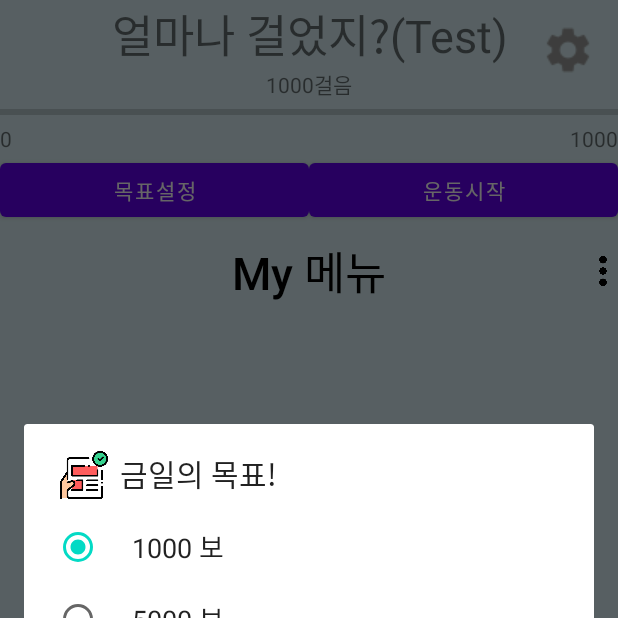
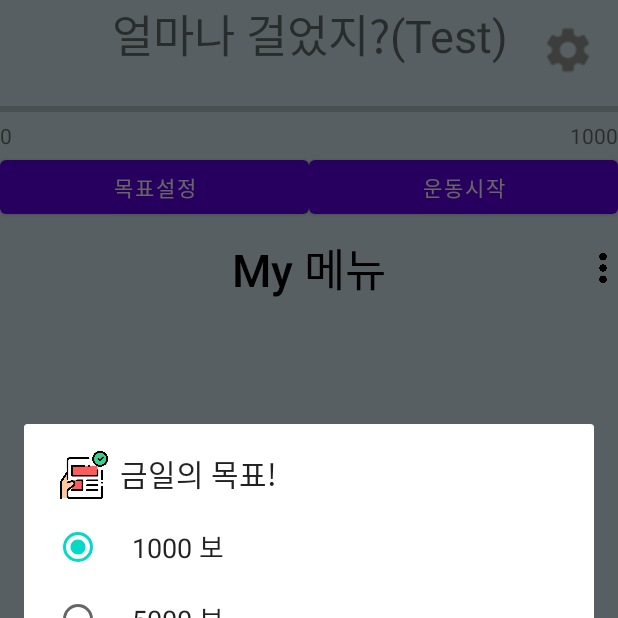
Before and after one commit to musichead99/GFW1, an Android app: the fragment FA_frag1 placed in its activity, after a tap on "목표설정", on a phone screen of 412 x 824 dp, the top half of it. Run offline under Robolectric (Android 15) with nearby library versions, the light colour scheme and no system bars; libraries missing offline, so code that uses them is left out: com.github.mikephil.charting, com.tbuonomo.viewpagerdotsindicator; 25 statements that could not run were skipped.

Commit message:
Youngwoo Laptop->Descktop
노트북에서 잠시 작업하던 내용 올립니다.
큰 변동사항은 없고 상태탭에서 걸음수 부분은 Mymenu에서 제거했습니다.
(기본적으로 보여주는 활동 정보임으로 항상 보여주도록 하였습니다.)

```diff
--- a/2021_2_front/210830_CapstoneDesign/app/src/main/java/com/example/capstonedesign/home_fragments/FA_frag1.java
+++ b/2021_2_front/210830_CapstoneDesign/app/src/main/java/com/example/capstonedesign/home_fragments/FA_frag1.java
@@ -1,11 +1,14 @@
 package com.example.capstonedesign.home_fragments;
 
+import android.content.Context;
 import android.os.Bundle;
+import android.util.Log;
 import android.view.LayoutInflater;
 import android.view.View;
 import android.view.ViewGroup;
 import android.widget.ToggleButton;
 
+import androidx.annotation.NonNull;
 import androidx.fragment.app.Fragment;
 
 import com.example.capstonedesign.R;
@@ -16,15 +19,35 @@ import com.github.mikephil.charting.data.Entry;
 import com.github.mikephil.charting.data.LineData;
 import com.github.mikephil.charting.data.LineDataSet;
 import com.github.mikephil.charting.formatter.ValueFormatter;
+import com.google.android.gms.auth.api.signin.GoogleSignIn;
+import com.google.android.gms.fitness.Fitness;
+import com.google.android.gms.fitness.FitnessOptions;
+import com.google.android.gms.fitness.data.DataType;
+import com.google.android.gms.tasks.OnCompleteListener;
+import com.google.android.gms.tasks.Task;
 
 import java.util.ArrayList;
 
 public class FA_frag1 extends Fragment {
     // LineChart를 가르킬 변수.
     private LineChart lineChart;
+    private boolean WEEK = false;
+    private boolean MONTH = true;
+    private String TAG = "Google Fit Step Count Delta Subscription";
 
     public View onCreateView(LayoutInflater inflater,ViewGroup container, Bundle savedInstanceState) {
         ViewGroup rootView = (ViewGroup) inflater.inflate(R.layout.fa_frag1,container,false);
+
+
+        Context appContext = rootView.getContext().getApplicationContext();
+
+        /** Google fit 데이터 불러오기. **/
+        FitnessOptions fitnessOptions =
+                FitnessOptions.builder()
+                        .addDataType(DataType.TYPE_STEP_COUNT_DELTA,FitnessOptions.ACCESS_READ)
+                        .build();
+
+        AccessGoogleFit(fitnessOptions,appContext,WEEK);
 
         ToggleButton toggle_btn = rootView.findViewById(R.id.toggleButton);
 
@@ -76,4 +99,22 @@ public class FA_frag1 extends Fragment {
 
         return rootView;
     }
+
+    public void AccessGoogleFit(FitnessOptions fitnessOptions, Context appContext, boolean typeOfGraph){
+
+        Fitness.getRecordingClient(getActivity(), GoogleSignIn.getLastSignedInAccount(appContext))
+                .subscribe(DataType.TYPE_STEP_COUNT_DELTA)
+                .addOnCompleteListener(
+                        new OnCompleteListener<Void>() {
+                            @Override
+                            public void onComplete(@NonNull Task<Void> task) {
+                                if (task.isSuccessful()) {
+                                    Log.d(TAG, "TYPE_STEP_COUNT_DELTA | Successfully subscribed!");
+                                    readStepData(appContext,fitnessOptions);
+                                } else {
+                                    Log.d(TAG, "There was a problem subscribing.", task.getException());
+                                }
+                            }
+                        });
+    }
 }
--- a/2021_2_front/210830_CapstoneDesign/app/src/main/java/com/example/capstonedesign/home_fragments/FA_frag2.java
+++ b/2021_2_front/210830_CapstoneDesign/app/src/main/java/com/example/capstonedesign/home_fragments/FA_frag2.java
@@ -8,10 +8,20 @@ import android.view.ViewGroup;
 import androidx.fragment.app.Fragment;
 
 import com.example.capstonedesign.R;
+import com.google.android.gms.fitness.FitnessOptions;
+import com.google.android.gms.fitness.data.DataType;
 
 public class FA_frag2 extends Fragment {
 
     public View onCreateView(LayoutInflater inflater,ViewGroup container, Bundle savedInstanceState) {
-        return inflater.inflate(R.layout.fa_frag2,container,false);
+        ViewGroup rootView = (ViewGroup)inflater.inflate(R.layout.fa_frag2,container,false);
+
+        FitnessOptions fitnessOptions =
+                FitnessOptions.builder()
+                        .addDataType(DataType.TYPE_CALORIES_EXPENDED,FitnessOptions.ACCESS_READ)
+                        .build();
+
+
+        return rootView;
     }
 }
--- a/2021_2_front/210830_CapstoneDesign/app/src/main/java/com/example/capstonedesign/home_fragments/FA_frag3.java
+++ b/2021_2_front/210830_CapstoneDesign/app/src/main/java/com/example/capstonedesign/home_fragments/FA_frag3.java
@@ -8,10 +8,18 @@ import android.view.ViewGroup;
 import androidx.fragment.app.Fragment;
 
 import com.example.capstonedesign.R;
+import com.google.android.gms.fitness.FitnessOptions;
+import com.google.android.gms.fitness.data.DataType;
 
 public class FA_frag3 extends Fragment {
 
     public View onCreateView(LayoutInflater inflater,ViewGroup container, Bundle savedInstanceState) {
-        return inflater.inflate(R.layout.fa_frag3,container,false);
+        ViewGroup rootView = (ViewGroup)inflater.inflate(R.layout.fa_frag3,container,false);
+
+        FitnessOptions fitnessOptions = FitnessOptions.builder()
+                .addDataType(DataType.TYPE_DISTANCE_DELTA,FitnessOptions.ACCESS_READ)
+                .build();
+
+        return rootView;
     }
 }
--- a/2021_2_front/210830_CapstoneDesign/app/src/main/java/com/example/capstonedesign/home_fragments/FS.java
+++ b/2021_2_front/210830_CapstoneDesign/app/src/main/java/com/example/capstonedesign/home_fragments/FS.java
@@ -61,6 +61,7 @@ public class FS extends Fragment {
     Context mContext;
     private static String name_btn_goal = "btn_goal";
     TextView text_goal;
+    TextView current_step;
 
     /** Dialog에서 String 형태로 인자 전달을 위해 choice는 String으로 하고 int 값은 따로 저장. **/
     final String[] goal_choice = {"1000 보","5000 보","10000 보"};
@@ -74,17 +75,16 @@ public class FS extends Fragment {
 
     /** My메뉴 **/
     String myMenuName = "Mymenu";
-    String[] choiceArray = new String[] {"걸음수","소모 칼로리","거리","평균 속도"};
+    String[] choiceArray = new String[] {"소모 칼로리","거리","평균 속도"};
     boolean[] checkArray; // MyMenu에서 볼 정보들에 대한 정보 저장.
     int[] textViewIds = new int[]{ViewCompat.generateViewId(),ViewCompat.generateViewId(),ViewCompat.generateViewId(),ViewCompat.generateViewId()};
 
     /** Google Fit **/
     public static final String TAG = "Google Fit";
     public static final String OAUTH_TAG = "REQUEST_OAUTH_REQUEST";
-    public static final int STEP_LISTENER = 0;
-    public static final int CAL_LISTENER = 1;
-    public static final int DIS_LISTENER = 2;
-    public static final int SPD_LISTENER = 3;
+    public static final int CAL_LISTENER = 0;
+    public static final int DIS_LISTENER = 1;
+    public static final int SPD_LISTENER = 2;
     private static final int REQUEST_OAUTH_REQUEST_CODE = 0x1001;
     private TextView step = null;
     private TextView calories = null;
@@ -100,12 +100,11 @@ public class FS extends Fragment {
         mContext = getContext();
 
         /** SensorClient에 등록된 Listener를 제거해주기 위함.
-         * index [0] : Step Listener
-         * index [1] : Calories Listener
-         * index [2] : Distance Listener
-         * index [3] : Speed Listener
+         * index [0] : Calories Listener
+         * index [1] : Distance Listener
+         * index [2] : Speed Listener
          * **/
-        OnDataPointListener[] ListenerManager = new OnDataPointListener[4];
+        OnDataPointListener[] ListenerManager = new OnDataPointListener[3];
 
         // App의 Context를 저장.
         Context appContext = getActivity().getApplicationContext();
@@ -143,6 +142,8 @@ public class FS extends Fragment {
             PreferenceManager.setInt(mContext,pref_goal,goalStep);
             PreferenceManager.setInt(mContext,pref_goalIndex,0);
         }
+        /** 현재 걸음수 텍스트 **/
+        current_step = rootView.findViewById(R.id.current_step);
 
         /** 목표 걸음수 ProgressBar 초기 세팅 **/
         progressBar = rootView.findViewById(R.id.progressbar_goal);
@@ -207,7 +208,7 @@ public class FS extends Fragment {
         textViewContainer.removeAllViews();
 
         // 기존의 Listener들을 전부 제거해줌.
-        for(int index = 0;index < 4 ; index++){
+        for(int index = 0;index < 3 ; index++){
             if(ListenerManager[index] != null)
             {
                 Fitness.getSensorsClient(getContext(),GoogleSignIn.getAccountForExtension(appContext, fitnessOptions))
@@ -300,8 +301,7 @@ public class FS extends Fragment {
         dialog.show();
     }
     public void setMyMenuData(Context appContext, FitnessOptions fitnessOptions,TextView textView,int index,OnDataPointListener[] ListenerManager){
-        switch(index){
-            case 0:
+        // this is the very basic information that we should be listening to at all time.
         Fitness.getRecordingClient(getActivity(), GoogleSignIn.getLastSignedInAccount(appContext))
                 .subscribe(DataType.TYPE_STEP_COUNT_DELTA)
                 .addOnCompleteListener(
@@ -310,14 +310,14 @@ public class FS extends Fragment {
                             public void onComplete(@NonNull Task<Void> task) {
                                 if (task.isSuccessful()) {
                                     Log.d(TAG, "TYPE_STEP_COUNT_DELTA | Successfully subscribed!");
-                                            readStepData(appContext,textView,fitnessOptions,ListenerManager);
+                                    readStepData(appContext,textView,fitnessOptions);
                                 } else {
                                     Log.d(TAG, "There was a problem subscribing.", task.getException());
                                 }
                             }
                         });
-                break;
-            case 1:
+        switch(index){
+            case 0:
                 Fitness.getRecordingClient(getActivity(), GoogleSignIn.getLastSignedInAccount(appContext))
                         .subscribe(DataType.TYPE_CALORIES_EXPENDED)
                         .addOnCompleteListener(
@@ -333,7 +333,7 @@ public class FS extends Fragment {
                                     }
                                 });
                 break;
-            case 2:
+            case 1:
                 Fitness.getRecordingClient(getActivity(), GoogleSignIn.getLastSignedInAccount(appContext))
                         .subscribe(DataType.TYPE_DISTANCE_DELTA)
                         .addOnCompleteListener(
@@ -349,7 +349,7 @@ public class FS extends Fragment {
                                     }
                                 });
                 break;
-            case 3:
+            case 2:
                 Fitness.getRecordingClient(getActivity(), GoogleSignIn.getLastSignedInAccount(appContext))
                         .subscribe(DataType.TYPE_SPEED)
                         .addOnCompleteListener(
@@ -367,7 +367,7 @@ public class FS extends Fragment {
                 break;
         }
     }
-    public void readStepData(Context appContext, TextView textView, FitnessOptions fitnessOptions,OnDataPointListener[] ListenerManager){
+    public void readStepData(Context appContext, TextView textView, FitnessOptions fitnessOptions){
         Log.d("readStepData"," In");
         Fitness.getHistoryClient(getContext(), GoogleSignIn.getLastSignedInAccount(appContext))
                 .readDailyTotal(DataType.TYPE_STEP_COUNT_DELTA)
@@ -386,6 +386,7 @@ public class FS extends Fragment {
                                     }
                                 }
                                 textView.setText("걸음수 : " + String.valueOf(userInputSteps));
+                                current_step.setText(String.valueOf(userInputSteps)+" 걸음");
                                 progressBar.setProgress(userInputSteps); // ProgressBar update
                             }
                         })
@@ -408,9 +409,9 @@ public class FS extends Fragment {
                 }
             }
             textView.setText("걸음수 : "+String.valueOf(userInputSteps));
+            current_step.setText(String.valueOf(userInputSteps)+" 걸음");
             progressBar.setProgress(userInputSteps);
         };
-        ListenerManager[STEP_LISTENER] = listener;
 
         Fitness.getSensorsClient(getContext(), GoogleSignIn.getAccountForExtension(appContext, fitnessOptions))
                 .add(
@@ -443,7 +444,7 @@ public class FS extends Fragment {
                                         }
                                     }
                                 }
-                                textView.setText("소모 칼로리 : " + String.valueOf(userInputCalories));
+                                textView.setText("소모 칼로리 : " + String.valueOf(userInputCalories) + " Kcal");
                             }
                         })
                 .addOnFailureListener(
@@ -464,7 +465,7 @@ public class FS extends Fragment {
                     userInputCalories += steps;
                 }
             }
-            textView.setText("소모 칼로리 : "+String.valueOf(userInputCalories));
+            textView.setText("소모 칼로리 : "+String.valueOf(userInputCalories) + " Kcal");
         };
         ListenerManager[CAL_LISTENER] = listener;
 
@@ -499,7 +500,7 @@ public class FS extends Fragment {
                                         }
                                     }
                                 }
-                                textView.setText("이동 거리 : "+String.valueOf(userInputDistance));
+                                textView.setText("이동 거리 : "+String.valueOf(userInputDistance) +" m");
                             }
                         })
                 .addOnFailureListener(
@@ -521,7 +522,7 @@ public class FS extends Fragment {
                     userInputDistance += dis;
                 }
             }
-            textView.setText("이동 거리 : "+String.valueOf(userInputDistance));
+            textView.setText("이동 거리 : "+String.valueOf(userInputDistance) + " m");
         };
         ListenerManager[DIS_LISTENER] = listener;
 
@@ -571,7 +572,7 @@ public class FS extends Fragment {
                                 }
                             }
                         }
-                        textView.setText("평균 속도 : " + String.valueOf(userInputSpeed));
+                        textView.setText("평균 속도 : " + String.valueOf(userInputSpeed)+" m/s");
                     }
                 })
                 .addOnFailureListener(new OnFailureListener() {
@@ -590,7 +591,7 @@ public class FS extends Fragment {
                     userInputSpeed += avg_speed;
                 }
             }
-            textView.setText("평균 속도 : " + String.valueOf(userInputSpeed));
+            textView.setText("평균 속도 : " + String.valueOf(userInputSpeed) +" m/s");
         };
         ListenerManager[SPD_LISTENER] = listener;
 
--- a/2021_2_front/210830_CapstoneDesign/app/src/main/res/layout/fs.xml
+++ b/2021_2_front/210830_CapstoneDesign/app/src/main/res/layout/fs.xml
@@ -5,7 +5,7 @@
     android:orientation="vertical">
 
     <TextView
-        android:id="@+id/textView4"
+        android:id="@+id/fs_title_text"
         android:layout_width="match_parent"
         android:layout_height="wrap_content"
         android:gravity="center"
@@ -13,11 +13,10 @@
         android:textSize="30sp" />
 
     <TextView
-        android:id="@+id/textView5"
+        android:id="@+id/current_step"
         android:layout_width="match_parent"
         android:layout_height="wrap_content"
-        android:gravity="center"
-        android:text="1000걸음" />
+        android:gravity="center"/>
 
     <ProgressBar
         android:id="@+id/progressbar_goal"
@@ -100,13 +99,14 @@
             android:id="@+id/fs_myMenu_scroll"
             android:layout_width="match_parent"
             android:layout_height="match_parent"
-            android:layout_below="@id/fs_menu_title"
-            android:layout_above="@+id/space_bottom_menu">
+            android:layout_above="@+id/space_bottom_menu"
+            android:layout_below="@id/fs_menu_title">
+
             <LinearLayout
                 android:id="@+id/fs_lin_scroll"
-                android:orientation="vertical"
                 android:layout_width="match_parent"
-                android:layout_height="match_parent"/>
+                android:layout_height="match_parent"
+                android:orientation="vertical" />
 
         </ScrollView>
 
```
Lines whose indentation alone changed are shown as unchanged.
